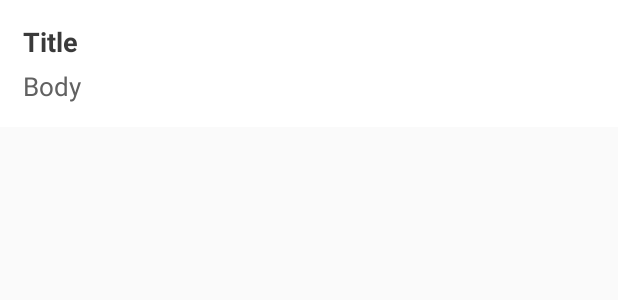
After one commit to MrUchqun/AndroidNetworking, an Android app: the layout item_poster_list.xml on its own in the app's theme, with its tools: preview values and no code run, on a phone screen of 412 x 824 dp. The commit adds this screen. Shown: the top 300 px of the screen. Run offline under Robolectric (Android 15) with nearby library versions, the phone set to English and light mode, and no system bars; network calls fail.

Commit message:
Completed UI

```diff
--- a/app/build.gradle
+++ b/app/build.gradle
@@ -47,4 +47,7 @@ dependencies {
     // Retrofit2 for Networking
     implementation 'com.squareup.retrofit2:retrofit:2.9.0'
     implementation 'com.squareup.retrofit2:converter-gson:2.9.0'
+
+    // Gson for Parsing
+    implementation 'com.google.code.gson:gson:2.9.0'
 }
--- a/app/src/main/java/com/example/androidnetworking/MyApplication.kt
+++ b/app/src/main/java/com/example/androidnetworking/MyApplication.kt
@@ -8,7 +8,7 @@ import com.android.volley.toolbox.Volley
 class MyApplication : Application() {
 
     companion object {
-        val TAG = MyApplication::class.java.simpleName
+        val TAG: String = MyApplication::class.java.simpleName
         var instance: MyApplication? = null
     }
 
@@ -17,7 +17,7 @@ class MyApplication : Application() {
         instance = this
     }
 
-    val requestQueue: RequestQueue? = null
+    private val requestQueue: RequestQueue? = null
         get() {
             if (field == null) {
                 return Volley.newRequestQueue(applicationContext)
--- a/app/src/main/java/com/example/androidnetworking/network/retrofit/RetrofitHttp.kt
+++ b/app/src/main/java/com/example/androidnetworking/network/retrofit/RetrofitHttp.kt
@@ -1,6 +1,6 @@
 package com.example.androidnetworking.network.retrofit
 
-import com.example.android_advanced_kotlin.activity.network.volley.VolleyHttp
+import com.example.androidnetworking.network.volley.VolleyHttp
 import com.example.androidnetworking.network.retrofit.services.PosterService
 import retrofit2.Retrofit
 import retrofit2.converter.gson.GsonConverterFactory
--- a/app/src/main/java/com/example/androidnetworking/utils/Logger.kt
+++ b/app/src/main/java/com/example/androidnetworking/utils/Logger.kt
@@ -1,7 +1,7 @@
 package com.example.androidnetworking.utils
 
 import android.util.Log
-import com.example.android_advanced_kotlin.activity.network.volley.VolleyHttp.Companion.IS_TESTER
+import com.example.androidnetworking.network.volley.VolleyHttp.Companion.IS_TESTER
 
 class Logger {
 
--- /dev/null
+++ b/app/src/main/res/layout/item_poster_list.xml
@@ -0,0 +1,67 @@
+<?xml version="1.0" encoding="utf-8"?>
+<FrameLayout xmlns:android="http://schemas.android.com/apk/res/android"
+    xmlns:app="http://schemas.android.com/apk/res-auto"
+    android:layout_width="match_parent"
+    android:layout_height="wrap_content"
+    android:background="@color/white"
+    android:orientation="vertical">
+
+    <LinearLayout
+        android:id="@+id/ll_background"
+        android:layout_width="match_parent"
+        android:layout_height="match_parent"
+        android:background="@color/teal_700"
+        android:visibility="visible"
+        android:weightSum="3">
+
+        <LinearLayout
+            android:layout_width="0dp"
+            android:layout_height="match_parent"
+            android:layout_weight="1"
+            android:gravity="center">
+
+            <TextView
+                android:id="@+id/tv_edit"
+                android:layout_width="wrap_content"
+                android:layout_height="wrap_content"
+                android:text="EDIT"
+                android:textColor="@color/white"
+                android:textSize="18sp"
+                android:textStyle="bold" />
+
+        </LinearLayout>
+
+    </LinearLayout>
+
+    <LinearLayout
+        android:id="@+id/ll_foreground"
+        android:layout_width="match_parent"
+        android:layout_height="wrap_content"
+        android:background="@color/white"
+        android:gravity="center_vertical"
+        android:orientation="vertical"
+        android:padding="15dp"
+        android:visibility="visible">
+
+        <TextView
+            android:id="@+id/tv_title"
+            android:layout_width="wrap_content"
+            android:layout_height="wrap_content"
+            android:text="Title"
+            android:textColor="#3A3A3A"
+            android:textSize="18sp"
+            android:textStyle="bold" />
+
+        <TextView
+            android:id="@+id/tv_body"
+            android:layout_width="wrap_content"
+            android:layout_height="wrap_content"
+            android:layout_marginTop="5dp"
+            android:text="Body"
+            android:textColor="#616161"
+            android:textSize="17sp"
+            android:textStyle="normal" />
+
+    </LinearLayout>
+
+</FrameLayout>
--- a/app/src/main/res/values/themes.xml
+++ b/app/src/main/res/values/themes.xml
@@ -1,15 +1,16 @@
 <resources xmlns:tools="http://schemas.android.com/tools">
     <!-- Base application theme. -->
-    <style name="Theme.AndroidNetworking" parent="Theme.MaterialComponents.DayNight.DarkActionBar">
+    <style name="Theme.AndroidNetworking" parent="Theme.AppCompat.Light.NoActionBar">
         <!-- Primary brand color. -->
         <item name="colorPrimary">@color/purple_500</item>
-        <item name="colorPrimaryVariant">@color/purple_700</item>
+        <item name="colorPrimaryVariant">@color/white</item>
         <item name="colorOnPrimary">@color/white</item>
         <!-- Secondary brand color. -->
         <item name="colorSecondary">@color/teal_200</item>
         <item name="colorSecondaryVariant">@color/teal_700</item>
         <item name="colorOnSecondary">@color/black</item>
         <!-- Status bar color. -->
+        <item name="android:windowLightStatusBar" tools:targetApi="m">true</item>
         <item name="android:statusBarColor" tools:targetApi="l">?attr/colorPrimaryVariant</item>
         <!-- Customize your theme here. -->
     </style>
```
Also changed, not shown: app/src/main/java/com/example/androidnetworking/activity/MainActivity.kt (+112 -10 lines), app/src/main/java/com/example/androidnetworking/adapter/PosterAdapter.kt (added, +44 -0 lines), app/src/main/java/com/example/androidnetworking/helper/RecyclerItemTouchHelper.kt (added, +80 -0 lines), app/src/main/java/com/example/androidnetworking/network/volley/VolleyHttp.kt (+13 -15 lines), app/src/main/res/drawable/ic_baseline_add_24.xml (added, +10 -0 lines), app/src/main/res/drawable/ic_baseline_delete_24.xml (added, +10 -0 lines), app/src/main/res/drawable/ic_baseline_edit_note_24.xml (added, +10 -0 lines), app/src/main/res/layout/activity_main.xml (+16 -6 lines).
